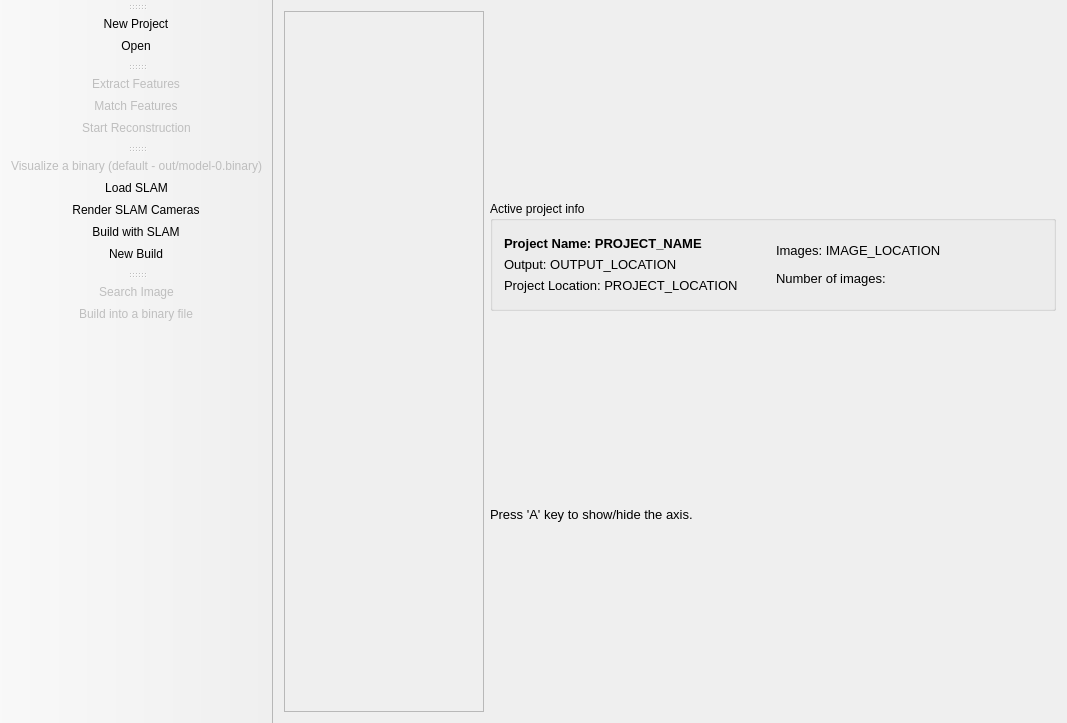
Old version of the form ui/mainwindow.ui in the repository lybros/appa.
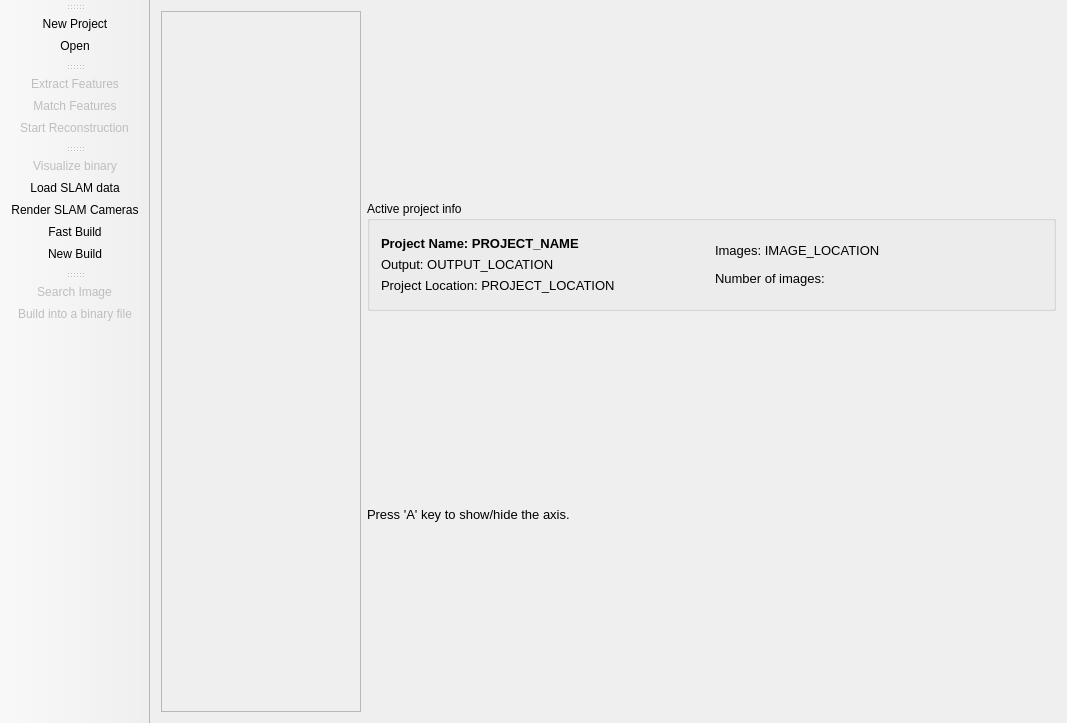
New version of the form.

The edit to the form file:
```diff
--- a/ui/mainwindow.ui
+++ b/ui/mainwindow.ui
@@ -423,7 +423,7 @@
     <bool>false</bool>
    </property>
    <property name="text">
-    <string>Visualize a binary (default - out/model-0.binary)</string>
+    <string>Visualize binary</string>
    </property>
    <property name="toolTip">
     <string>Visualize a binary (default - out/model-0.binary)</string>
@@ -450,7 +450,7 @@
   </action>
   <action name="actionLoad_SLAM">
    <property name="text">
-    <string>Load SLAM</string>
+    <string>Load SLAM data</string>
    </property>
    <property name="toolTip">
     <string>Load SLAM data into Memory and that is it.</string>
@@ -458,7 +458,7 @@
   </action>
   <action name="actionBuild_with_SLAM">
    <property name="text">
-    <string>Build with SLAM</string>
+    <string>Fast Build</string>
    </property>
    <property name="toolTip">
     <string>Assuming SLAM data is already loaded, building the project.</string>
```
Left out of the diff: 2 changed lines with no effect on the pictures.
